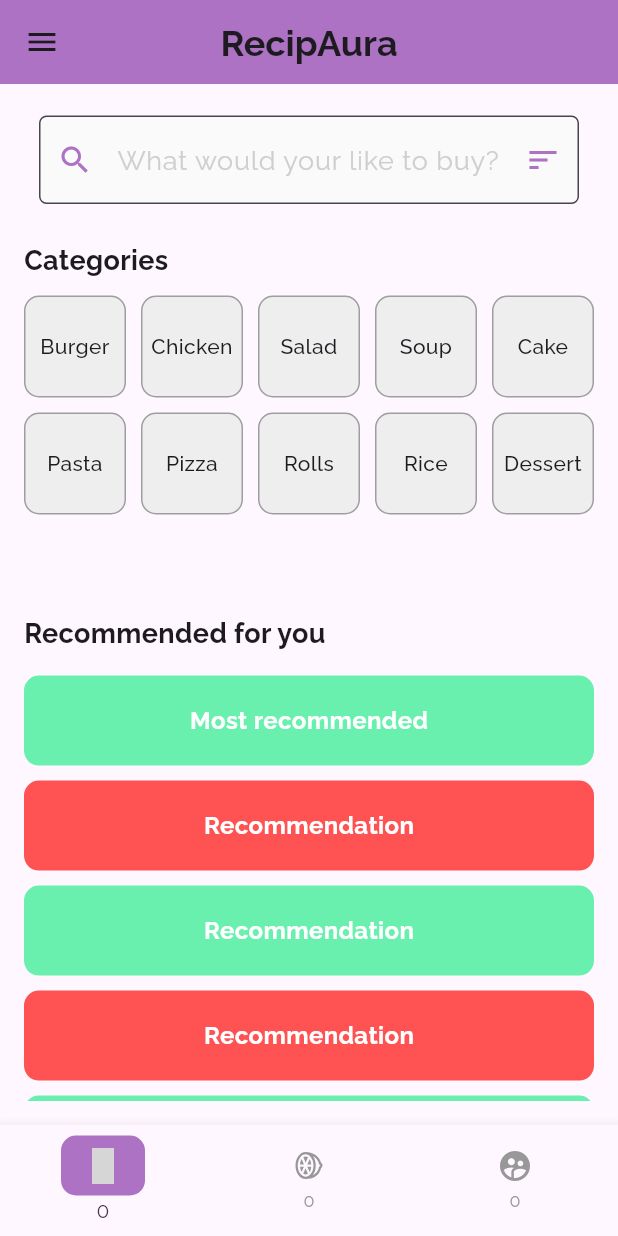
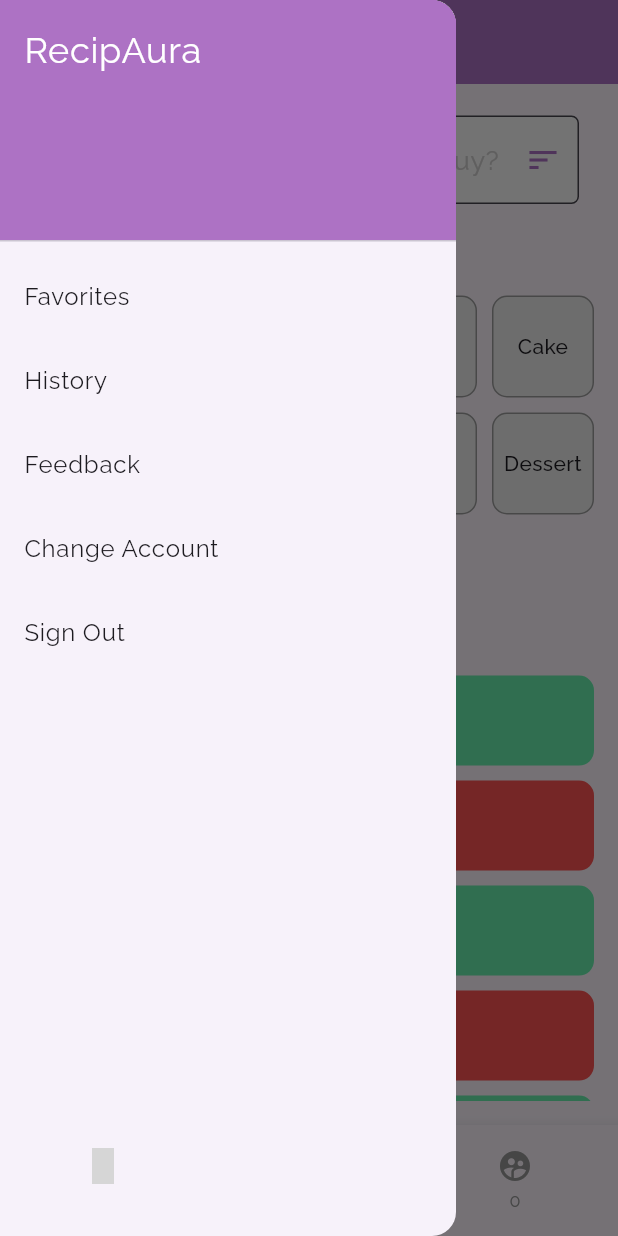
Before and after one commit to ahaandesai27/Inheritance-2024-mars, a Flutter app: the RecipePage screen opened by its route, with the side drawer open (before the commit the screen has no drawer), on a phone screen of 412 x 824 dp. Run offline on Flutter 3.47's test engine with Material 3 defaults, Android fonts, the light colour scheme and no system bars; our stand-ins replace flutter_material_design_icons, google_fonts, line_awesome_flutter; network calls fail; grey boxes are pictures that could not be loaded.

Commit message:
its something

```diff
--- a/app/lib/pages/recipepage.dart
+++ b/app/lib/pages/recipepage.dart
@@ -1,5 +1,6 @@
 import 'package:app/widgets/navbar.dart';
 import 'package:app/widgets/searchbar.dart';
+import 'package:app/widgets/sidebar.dart';
 import 'package:flutter/material.dart';
 import 'package:google_fonts/google_fonts.dart';
 
@@ -108,6 +109,7 @@ class RecipePage extends StatelessWidget {
           ],
         ),
       ),
+      drawer: AppDrawer(),
       bottomNavigationBar: Navbar(),
     );
   }
--- /dev/null
+++ b/app/lib/widgets/sidebar.dart
@@ -0,0 +1,58 @@
+import 'package:flutter/material.dart';
+
+class AppDrawer extends StatelessWidget {
+  const AppDrawer({super.key});
+
+  @override
+  Widget build(BuildContext context) {
+    return Drawer(
+      child: ListView(
+        padding: EdgeInsets.zero,
+        children: [
+          DrawerHeader(
+            decoration: BoxDecoration(
+              color: const Color.fromARGB(255, 173, 114, 196),
+            ),
+            child: Text(
+              'RecipAura',
+              style: TextStyle(
+                color: Colors.white,
+                fontSize: 24,
+              ),
+            ),
+          ),
+          ListTile(
+            title: const Text('Favorites'),
+            onTap: () {
+              Navigator.pop(context);
+            },
+          ),
+          ListTile(
+            title: const Text('History'),
+            onTap: () {
+              Navigator.pop(context);
+            },
+          ),
+          ListTile(
+            title: const Text('Feedback'),
+            onTap: () {
+              Navigator.pop(context);
+            },
+          ),
+          ListTile(
+            title: const Text('Change Account'),
+            onTap: () {
+              Navigator.pop(context);
+            },
+          ),
+          ListTile(
+            title: const Text('Sign Out'),
+            onTap: () {
+              Navigator.pop(context);
+            },
+          ),
+        ],
+      ),
+    );
+  }
+}
```
